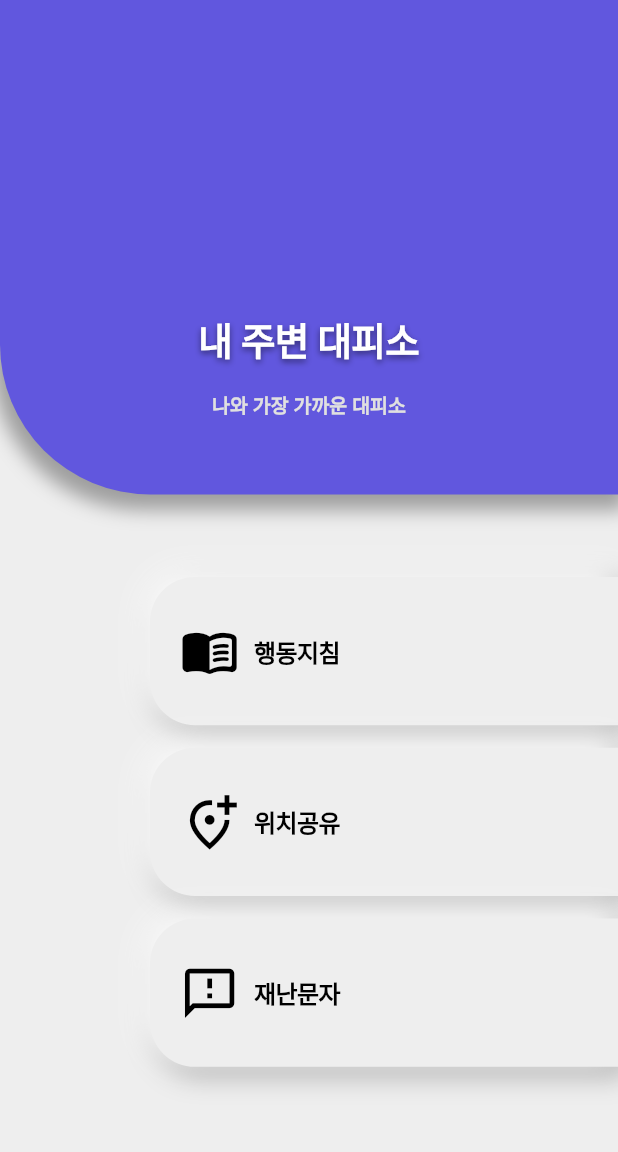
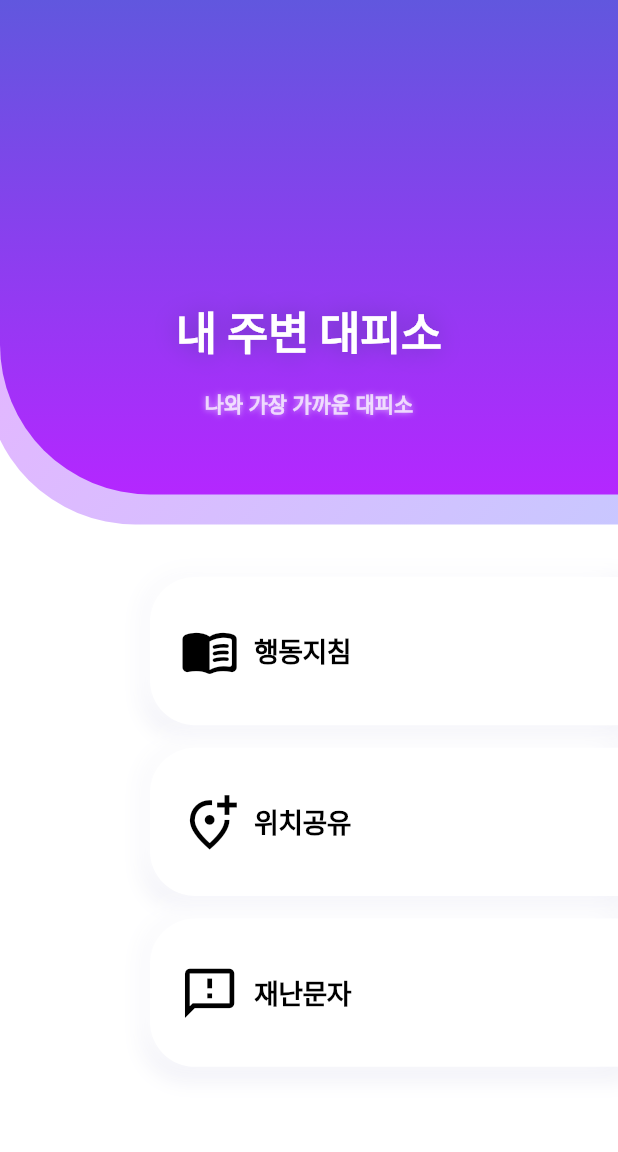
Before and after one commit to Cheon-DM/senior_project, a Flutter app: the screen it shows after launch, on a phone screen of 412 x 824 dp, the part 84-1236 px from its top. Run offline on Flutter 3.47's test engine with Material 2 defaults, Android fonts, the phone set to English and light mode, and no system bars; our stand-ins replace cloud_firestore, firebase_auth, firebase_core, geolocator, get, location and 1 more; missing offline and left inert: excel, kakaomap_webview; accounts and stored records are empty; Roboto replaces fonts that are missing (Leferi).

Commit message:
메인화면 UI 수정(도형 stack)

```diff
--- a/lib/HS/mainpage.dart
+++ b/lib/HS/mainpage.dart
@@ -52,16 +52,42 @@ class _MainPageState extends State<MainPage> {
                   ),
                 ],
               ),
-              backgroundColor: Colors.grey[200],
+              backgroundColor: Colors.white,
               body: SafeArea(
                 child: Column(
                   //버튼 4개 전체적으로 정렬
                   mainAxisAlignment: MainAxisAlignment.start,
                   crossAxisAlignment: CrossAxisAlignment.center,
                   children: <Widget>[
-                    SizedBox(
-                      height: 0,
+                    Stack(
+                      children: [
+                        // 그림자처럼 깔린...그 부분
+                        Positioned(
+                          left: -10,
+                          bottom: -20,
+
+                          child: Container(
+                            height: MediaQuery.of(context).size.height * 0.4,
+                            width: MediaQuery.of(context).size.width+10,
+                            margin: const EdgeInsets.only(left: 0, right: 0, bottom: 30),
+
+                            decoration: BoxDecoration(
+                              borderRadius: const BorderRadius.only(
+                                bottomRight: Radius.circular(0),
+                                bottomLeft: Radius.circular(100),
                               ),
+                              gradient: LinearGradient(
+                                  colors: [
+                                    Color.fromRGBO(100, 94, 255, 0.35),
+                                    Color.fromRGBO(200, 32, 255, 0.35)
+                                  ],
+                                  begin: Alignment.bottomRight,
+                                  end : Alignment.topLeft
+                              ),
+                            ),
+                          ),
+                        ),
+
                         Container(
                           child: Column(
                             //텍스트 위치 정렬
@@ -74,13 +100,13 @@ class _MainPageState extends State<MainPage> {
                                   style: TextStyle(
                                       fontFamily: 'Leferi',
                                       color: Colors.white,
-                                  fontSize: 25,
+                                      fontSize: 30,
                                       fontWeight: FontWeight.bold,
                                       shadows: [
                                         Shadow(
-                                      color: Colors.black.withOpacity(0.5),
-                                      offset: Offset(0, 2),
-                                      blurRadius: 5,
+                                          color: Colors.deepPurple.withOpacity(1.0),
+                                          offset: Offset(0, 0),
+                                          blurRadius: 20,
                                         )
                                       ]),
                                 ),
@@ -90,16 +116,21 @@ class _MainPageState extends State<MainPage> {
                                       ));
                                 },
                               ),
-                          SizedBox(
-                            height: 0,
-                          ),
                               Text(
                                 "나와 가장 가까운 대피소",
                                 style: TextStyle(
                                   fontFamily: 'Leferi',
-                              color: Colors.grey[300],
-                              fontSize: 13,
+                                  color: Colors.white.withOpacity(0.75),
+                                  fontSize: 14,
                                   fontWeight: FontWeight.bold,
+
+                                    shadows: [
+                                      Shadow(
+                                        color: Colors.white.withOpacity(0.7),
+                                        offset: Offset(0, 0),
+                                        blurRadius: 5,
+                                      )
+                                    ]
                                 ),
                               ),
                               SizedBox(
@@ -111,23 +142,38 @@ class _MainPageState extends State<MainPage> {
                           //보라색(내 주변 대피소)
                           height: MediaQuery.of(context).size.height * 0.4,
                           width: MediaQuery.of(context).size.width,
-                      margin:
-                          const EdgeInsets.only(left: 0, right: 0, bottom: 30),
+                          margin: const EdgeInsets.only(left: 0, right: 0, bottom: 30),
                           decoration: BoxDecoration(
                             borderRadius: const BorderRadius.only(
                               bottomRight: Radius.circular(0),
                               bottomLeft: Radius.circular(100),
                             ),
-                          color: const Color(0xff6157DE),
+                            gradient: LinearGradient(
+                                colors: [
+                                  Color(0xff6157DE),
+                                  Color.fromRGBO(180, 39, 255, 1.0)
+                                ],
+                                begin: Alignment.topCenter,
+                                end : Alignment.bottomCenter
+                            ),
+
+                            /*
                             boxShadow: [
                               BoxShadow(
-                              color: Colors.grey,
-                              blurRadius: 10,
-                              spreadRadius: 5,
-                              offset: Offset(0, 5),
+                                color: Color.fromRGBO(245, 245, 250, 1.0),
+                                blurRadius: 20,
+                                spreadRadius: 10,
+                                offset: Offset(0, 20),
                               ),
-                          ]),
+                            ]
+                            */
                           ),
+                        ),
+
+
+                      ],
+                    ),
+
 
                     //행동지침
                     Container(
@@ -162,7 +208,7 @@ class _MainPageState extends State<MainPage> {
                                   style: TextStyle(
                                     fontFamily: 'Leferi',
                                     color: Colors.black,
-                                    fontSize: 16,
+                                    fontSize: 18,
                                     fontWeight: FontWeight.bold,
                                   ),
                                 ),
@@ -184,13 +230,13 @@ class _MainPageState extends State<MainPage> {
                             topLeft: Radius.circular(30),
                             bottomLeft: Radius.circular(30),
                           ),
-                          color: Colors.grey[200],
+                          color: Colors.white,
                           boxShadow: [
                             BoxShadow(
-                              color: Colors.grey,
-                              blurRadius: 15,
-                              spreadRadius: 1,
-                              offset: Offset(4, 4),
+                              color: Color.fromRGBO(240, 240, 247, 1.0),
+                              blurRadius: 10,
+                              spreadRadius: 5,
+                              offset: Offset(0, 4),
                             ),
                             BoxShadow(
                               color: Colors.white,
@@ -198,7 +244,8 @@ class _MainPageState extends State<MainPage> {
                               spreadRadius: 1,
                               offset: Offset(-4, -4),
                             )
-                          ]),
+                          ]
+                      ),
                     ),
 
                     //위치공유
@@ -233,7 +280,7 @@ class _MainPageState extends State<MainPage> {
                                   style: TextStyle(
                                     fontFamily: 'Leferi',
                                     color: Colors.black,
-                                    fontSize: 16,
+                                    fontSize: 18,
                                     fontWeight: FontWeight.bold,
                                   ),
                                 ),
@@ -251,13 +298,13 @@ class _MainPageState extends State<MainPage> {
                             topLeft: Radius.circular(30),
                             bottomLeft: Radius.circular(30),
                           ),
-                          color: Colors.grey[200],
+                          color: Colors.white,
                           boxShadow: [
                             BoxShadow(
-                              color: Colors.grey,
-                              blurRadius: 15,
-                              spreadRadius: 1,
-                              offset: Offset(4, 4),
+                              color: Color.fromRGBO(240, 240, 247, 1.0),
+                              blurRadius: 10,
+                              spreadRadius: 5,
+                              offset: Offset(0, 4),
                             ),
                             BoxShadow(
                               color: Colors.white,
@@ -265,7 +312,8 @@ class _MainPageState extends State<MainPage> {
                               spreadRadius: 1,
                               offset: Offset(-4, -4),
                             )
-                          ]),
+                          ]
+                      ),
                     ),
 
                     //재난문자
@@ -300,7 +348,7 @@ class _MainPageState extends State<MainPage> {
                                   style: TextStyle(
                                     fontFamily: 'Leferi',
                                     color: Colors.black,
-                                    fontSize: 16,
+                                    fontSize: 18,
                                     fontWeight: FontWeight.bold,
                                   ),
                                 ),
@@ -318,13 +366,13 @@ class _MainPageState extends State<MainPage> {
                             topLeft: Radius.circular(30),
                             bottomLeft: Radius.circular(30),
                           ),
-                          color: Colors.grey[200],
+                          color: Colors.white,
                           boxShadow: [
                             BoxShadow(
-                              color: Colors.grey,
-                              blurRadius: 15,
-                              spreadRadius: 1,
-                              offset: Offset(4, 4),
+                              color: Color.fromRGBO(240, 240, 247, 1.0),
+                              blurRadius: 10,
+                              spreadRadius: 5,
+                              offset: Offset(0, 4),
                             ),
                             BoxShadow(
                               color: Colors.white,
@@ -332,7 +380,8 @@ class _MainPageState extends State<MainPage> {
                               spreadRadius: 1,
                               offset: Offset(-4, -4),
                             )
-                          ]),
+                          ]
+                      ),
                     ),
                   ],
                 ),
```
Lines whose indentation alone changed are shown as unchanged.
